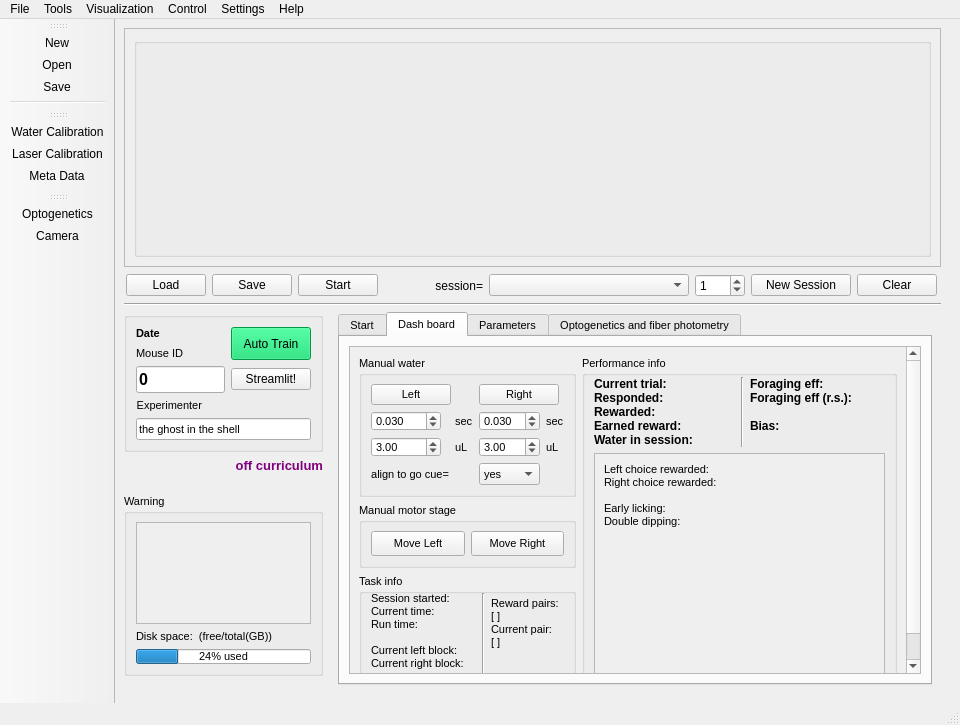
Old version of the form src/foraging_gui/ForagingGUI.ui in the repository AllenNeuralDynamics/dynamic-foraging-task.
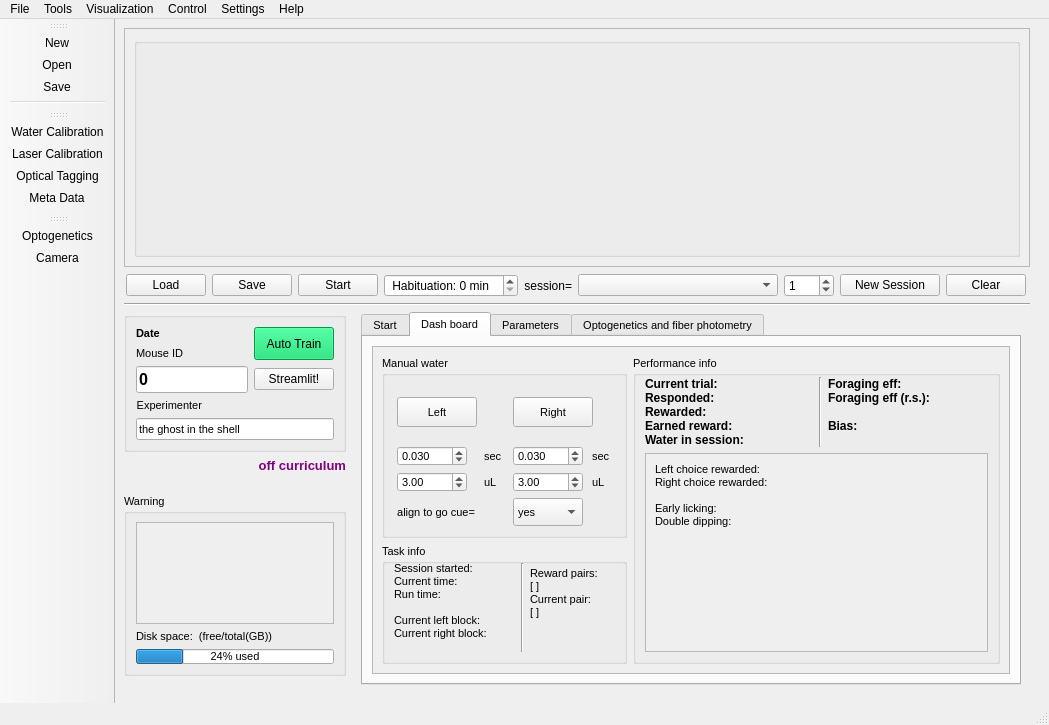
New version of the form. The open tabs and pages were chosen to show the change. Icons and pictures are not drawn.

```diff
--- a/src/foraging_gui/ForagingGUI.ui
+++ b/src/foraging_gui/ForagingGUI.ui
@@ -262,6 +262,28 @@
           </property>
          </widget>
         </item>
+        <item row="2" column="3">
+         <widget class="QSpinBox" name="hab_time_box">
+          <property name="sizePolicy">
+           <sizepolicy hsizetype="Fixed" vsizetype="Fixed">
+            <horstretch>0</horstretch>
+            <verstretch>0</verstretch>
+           </sizepolicy>
+          </property>
+          <property name="minimum">
+            <number>0</number>
+           </property>
+           <property name="maximum">
+            <number>90</number>
+           </property>
+           <property name="suffix">
+           <string> min</string>
+          </property>
+          <property name="prefix">
+           <string> Habituation: </string>
+          </property>
+         </widget>
+        </item>
         <item row="2" column="1">
          <widget class="QPushButton" name="Save">
           <property name="sizePolicy">
@@ -1903,16 +1925,10 @@
                          <property name="enabled">
                           <bool>true</bool>
                          </property>
-                         <property name="sizePolicy">
-                          <sizepolicy hsizetype="Expanding" vsizetype="Expanding">
-                           <horstretch>0</horstretch>
-                           <verstretch>0</verstretch>
-                          </sizepolicy>
-                         </property>
                          <property name="maximumSize">
                           <size>
                            <width>100</width>
-                           <height>150</height>
+                           <height>50</height>
                           </size>
                          </property>
                          <property name="currentIndex">
@@ -1932,12 +1948,6 @@
                        </item>
                        <item row="5" column="0">
                         <widget class="QLabel" name="label_34">
-                         <property name="sizePolicy">
-                          <sizepolicy hsizetype="Expanding" vsizetype="Expanding">
-                           <horstretch>0</horstretch>
-                           <verstretch>0</verstretch>
-                          </sizepolicy>
-                         </property>
                          <property name="text">
                           <string>align to go cue=</string>
                          </property>
@@ -1952,79 +1962,6 @@
                       </layout>
                      </widget>
                     </item>
-                    <item>
-                     <widget class="QGroupBox" name="groupBox_7">
-                      <property name="maximumSize">
-                       <size>
-                        <width>260</width>
-                        <height>110</height>
-                       </size>
-                      </property>
-                      <property name="font">
-                       <font>
-                        <pointsize>8</pointsize>
-                        <weight>50</weight>
-                        <italic>false</italic>
-                        <bold>false</bold>
-                       </font>
-                      </property>
-                      <property name="title">
-                       <string>Manual motor stage</string>
-                      </property>
-                      <layout class="QGridLayout" name="gridLayout_11">
-                       <item row="0" column="0">
-                        <widget class="QPushButton" name="MoveXP_2">
-                         <property name="sizePolicy">
-                          <sizepolicy hsizetype="Fixed" vsizetype="Expanding">
-                           <horstretch>0</horstretch>
-                           <verstretch>0</verstretch>
-                          </sizepolicy>
-                         </property>
-                         <property name="minimumSize">
-                          <size>
-                           <width>20</width>
-                           <height>25</height>
-                          </size>
-                         </property>
-                         <property name="maximumSize">
-                          <size>
-                           <width>100</width>
-                           <height>16777215</height>
-                          </size>
-                         </property>
-                         <property name="text">
-                          <string>Move Left</string>
-                         </property>
-                        </widget>
-                       </item>
-                       <item row="0" column="1">
-                        <widget class="QPushButton" name="MoveXN_2">
-                         <property name="sizePolicy">
-                          <sizepolicy hsizetype="Fixed" vsizetype="Expanding">
-                           <horstretch>0</horstretch>
-                           <verstretch>0</verstretch>
-                          </sizepolicy>
-                         </property>
-                         <property name="minimumSize">
-                          <size>
-                           <width>20</width>
-                           <height>25</height>
-                          </size>
-                         </property>
-                         <property name="maximumSize">
-                          <size>
-                           <width>100</width>
-                           <height>16777215</height>
-                          </size>
-                         </property>
-                         <property name="text">
-                          <string>Move Right</string>
-                         </property>
-                        </widget>
-                       </item>
-                      </layout>
-                     </widget>
-                    </item>
                     <item>
                      <widget class="QGroupBox" name="ShowReward">
                       <property name="sizePolicy">
@@ -5315,6 +5252,7 @@
    </attribute>
    <addaction name="action_Calibration"/>
    <addaction name="actionLaser_Calibration"/>
+   <addaction name="actionOptical_Tagging"/>
    <addaction name="actionMeta_Data"/>
   </widget>
   <widget class="QToolBar" name="toolBar_3">
@@ -5579,6 +5517,26 @@
     <string>Open video folder</string>
    </property>
   </action>
+  <action name="actionOptical_Tagging">
+   <property name="checkable">
+    <bool>true</bool>
+   </property>
+   <property name="icon">
+    <iconset>
+     <normaloff>resources/OpticalTagging.jpg</normaloff>resources/OpticalTagging.jpg</iconset>
+   </property>
+   <property name="text">
+    <string>Optical Tagging</string>
+   </property>
+  </action>
+  <action name="actionRandom_Reward">
+   <property name="checkable">
+    <bool>true</bool>
+   </property>
+   <property name="text">
+    <string>Random Reward</string>
+   </property>
+  </action>
  </widget>
  <tabstops>
   <tabstop>Task</tabstop>
```
Left out of the diff: 68 changed lines with no effect on the pictures.
